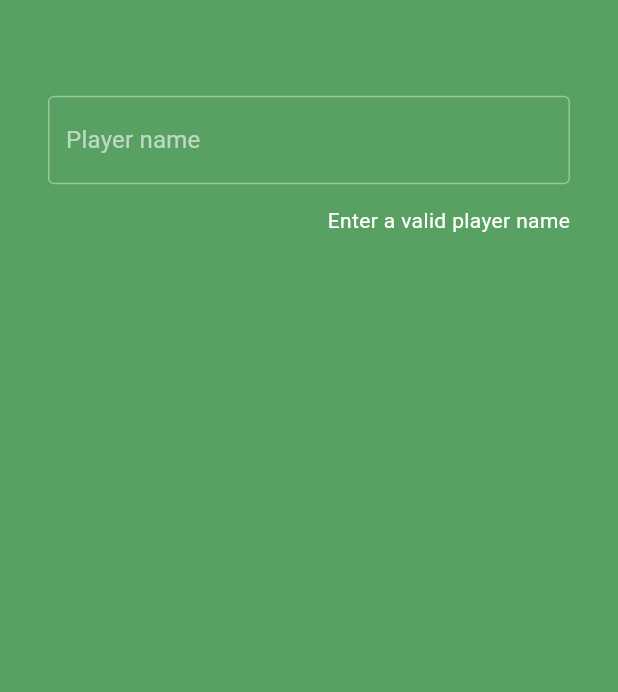
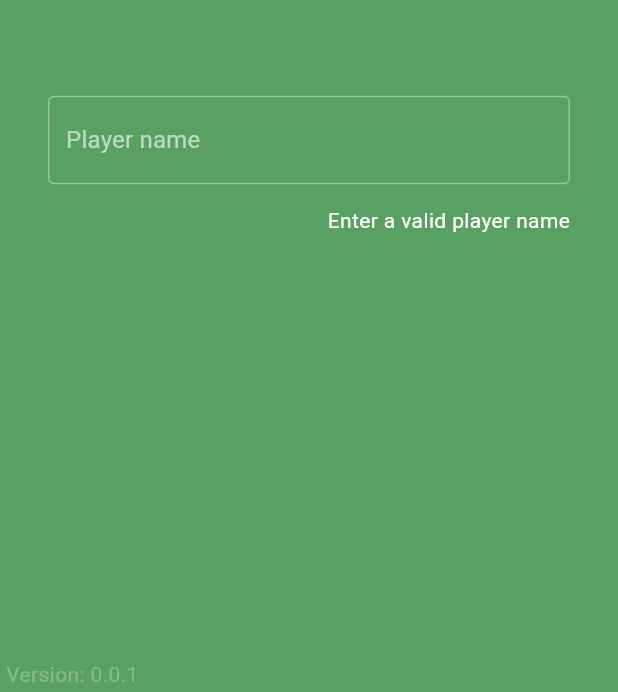
Before and after one commit to fifersheep/dice, a Flutter app: the screen it shows after launch, on a phone screen of 412 x 824 dp, the part 544-1236 px from its top. Run offline on Flutter 3.47's test engine with Material 2 defaults, Android fonts, the phone set to English and light mode, and no system bars; our stand-ins replace auto_route, bloc, flutter_bloc, flutter_dotenv, freezed_annotation, package_info_plus and 3 more; missing offline and left inert: lazy_evaluation; accounts and stored records are empty; Roboto replaces fonts that are missing (Montserrat).

Commit message:
display version code in bottom left

```diff
--- a/lib/presentation/app_scaffold.dart
+++ b/lib/presentation/app_scaffold.dart
@@ -1,5 +1,6 @@
 import 'package:dice/presentation/constants/colors.dart';
 import 'package:flutter/material.dart';
+import 'package:package_info_plus/package_info_plus.dart';
 
 class AppScaffold extends StatelessWidget {
   const AppScaffold({Key? key, required this.body}) : super(key: key);
@@ -12,7 +13,28 @@ class AppScaffold extends StatelessWidget {
         message: "Alpha",
         color: ThemeColors.red,
         child: Scaffold(
-          body: body,
+          body: Stack(
+            children: [
+              body,
+              FutureBuilder(
+                future: _getVersionNumber(),
+                builder: ((context, AsyncSnapshot<String> snapshot) => Positioned(
+                      bottom: 0,
+                      child: Padding(
+                        padding: const EdgeInsets.all(4),
+                        child: Text(
+                          "Version: ${snapshot.data}",
+                          style: const TextStyle(
+                            color: ThemeColors.white25,
+                          ),
+                        ),
+                      ),
+                    )),
+              ),
+            ],
+          ),
         ),
       );
+
+  Future<String> _getVersionNumber() async => (await PackageInfo.fromPlatform()).version;
 }
--- a/pubspec.yaml
+++ b/pubspec.yaml
@@ -3,7 +3,7 @@ description: A game of liar's dice.
 
 publish_to: "none"
 
-version: 1.0.0+1
+version: 0.0.1
 
 environment:
   sdk: ">=2.16.0 <3.0.0"
@@ -26,6 +26,7 @@ dependencies:
   json_annotation: ^4.5.0
   json_serializable: ^6.2.0
   lazy_evaluation: ^1.1.0
+  package_info_plus: ^1.4.2
   shared_preferences: ^2.0.6
   stream_transform: ^2.0.0
   supabase: ^0.3.1+1
```
Also changed, not shown: pubspec.lock.
